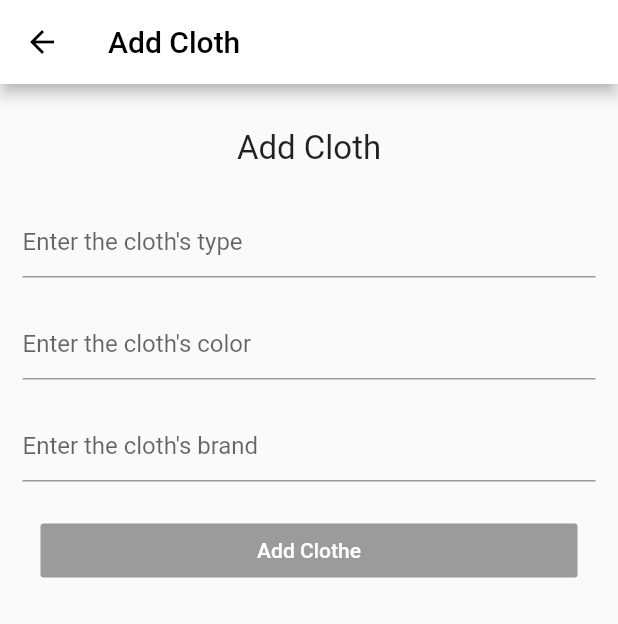
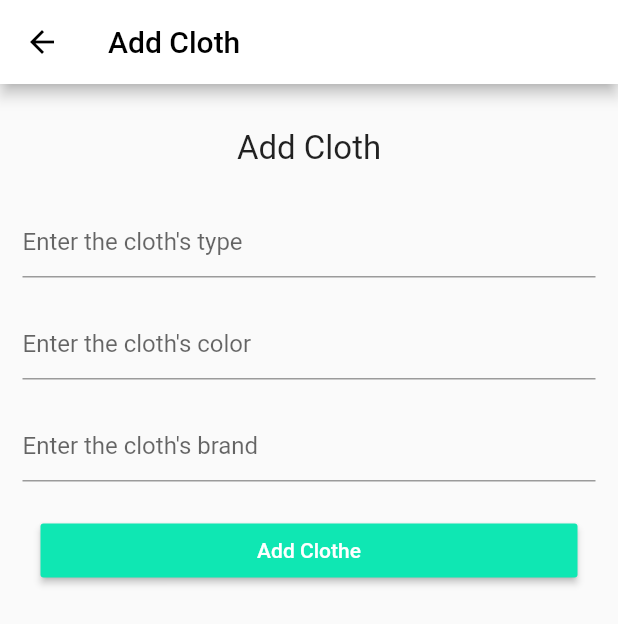
Before and after one commit to boussifCompany/projetC, a Flutter app: the AddCloth screen opened directly, on a phone screen of 412 x 824 dp. Shown: the top 624 px of the screen. Run offline on Flutter 3.47's test engine with Material 2 defaults, Android fonts, the phone set to English and light mode, and no system bars; our stand-ins replace cloud_firestore, firebase_auth, firebase_core, flutter_dotenv, flutter_svg, location; accounts and stored records are empty.

```diff
--- a/lib/screens/addCloth/add_cloth.dart
+++ b/lib/screens/addCloth/add_cloth.dart
@@ -1,5 +1,8 @@
 
 import 'package:clothis/screens/addCloth/components/add_cloth_form.dart';
+import 'package:clothis/services/create_new_clothe.dart';
+import 'package:clothis/services/get_current_user.dart';
+import 'package:firebase_auth/firebase_auth.dart';
 import 'package:flutter/cupertino.dart';
 import 'package:flutter/material.dart';
 
@@ -9,6 +12,12 @@ class AddCloth extends StatefulWidget {
 }
 
 class _AddClothState extends State<AddCloth> {
+  User user = getCurrentUser();
+
+  void _retrieveData(String type, String color, String brand){
+    createNewCloth(type, color, brand);
+  }
+
   @override
   Widget build(BuildContext context) {
     return Scaffold(
@@ -23,7 +32,7 @@ class _AddClothState extends State<AddCloth> {
             )),
         body: Padding(
           padding: EdgeInsets.all(15),
-          child: AddClothForm(),
+          child: AddClothForm(_retrieveData),
         ));
   }
 }
--- a/lib/screens/addCloth/components/add_cloth_form.dart
+++ b/lib/screens/addCloth/components/add_cloth_form.dart
@@ -3,19 +3,34 @@ import 'package:flutter/cupertino.dart';
 import 'package:flutter/material.dart';
 
 class AddClothForm extends StatefulWidget {
+  var callback;
+
+  AddClothForm(this.callback);
   @override
   _AddClothFormState createState() => _AddClothFormState();
 }
 
 class _AddClothFormState extends State<AddClothForm> {
-  final _formKey = GlobalKey<FormState>();
-  String _type;
-  String _color;
-  String _brand;
+  final _formkey = GlobalKey<FormState>();
+  String _type = "";
+  String _color = "";
+  String _brand = "";
+
+  void _sendData(){
+    final form = _formkey.currentState;
+
+    if(form.validate()){
+      form.save();
+      widget.callback(_type, _color, _brand);
+    }
+  }
 
   @override
   Widget build(BuildContext context) {
-    return ListView(
+    return
+      Form(
+        key: _formkey,
+        child: ListView(
           children: <Widget>[
             Padding(
               padding: EdgeInsets.symmetric(vertical: 15),
@@ -55,13 +70,12 @@ class _AddClothFormState extends State<AddClothForm> {
             Padding(
                 padding: EdgeInsets.all(12),
                 child: RaisedButton(
-              onPressed: null,
+                    onPressed: _sendData,
                     color: primaryColor,
                     textColor: Colors.white,
-              child: Text( 'Add Clothe'
-              ))
+                    child: Text('Add Clothe')))
+          ],
         )
-      ],
       );
   }
 }
--- a/pubspec.yaml
+++ b/pubspec.yaml
@@ -29,6 +29,7 @@ dependencies:
   flutter_dotenv: ^3.1.0
   http: ^0.12.2
   location: ^3.2.4
+  cloud_firestore: ^0.16.0
 
   # The following adds the Cupertino Icons font to your application.
   # Use with the CupertinoIcons class for iOS style icons.
```
Also changed, not shown: lib/services/create_new_clothe.dart (added, +18 -0 lines), pubspec.lock. Lines whose indentation alone changed are shown as unchanged.
